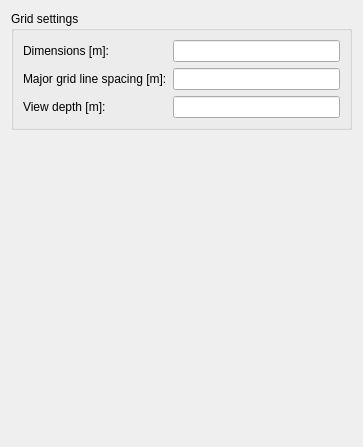
Qt form SIM-VICUS/src/SVPropSiteWidget.ui (ghorwin/SIM-VICUS) before a commit.
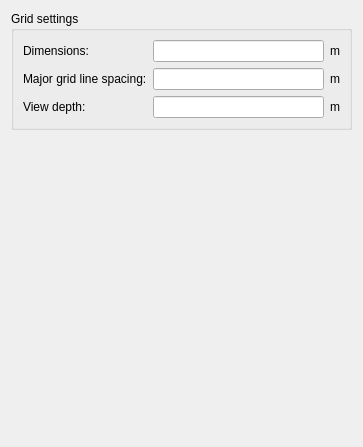
The same form after that commit.

```diff
--- a/SIM-VICUS/src/SVPropSiteWidget.ui
+++ b/SIM-VICUS/src/SVPropSiteWidget.ui
@@ -20,36 +20,57 @@
       <string>Grid settings</string>
      </property>
      <layout class="QGridLayout" name="gridLayout">
-      <item row="0" column="0">
-       <widget class="QLabel" name="label_2">
-        <property name="text">
-         <string>Dimensions [m]:</string>
-        </property>
-       </widget>
-      </item>
       <item row="0" column="1">
        <widget class="QLineEdit" name="lineEditMaxDimensions"/>
       </item>
-      <item row="1" column="0">
-       <widget class="QLabel" name="label_3">
-        <property name="text">
-         <string>Major grid line spacing [m]:</string>
-        </property>
-       </widget>
-      </item>
       <item row="1" column="1">
        <widget class="QLineEdit" name="lineEditGridLineSpacing"/>
       </item>
+      <item row="1" column="3">
+       <widget class="QLabel" name="label_6">
+        <property name="text">
+         <string>m</string>
+        </property>
+       </widget>
+      </item>
+      <item row="0" column="0">
+       <widget class="QLabel" name="label_2">
+        <property name="text">
+         <string>Dimensions:</string>
+        </property>
+       </widget>
+      </item>
       <item row="2" column="0">
        <widget class="QLabel" name="label_4">
         <property name="text">
-         <string>View depth [m]:</string>
+         <string>View depth:</string>
         </property>
        </widget>
       </item>
       <item row="2" column="1">
        <widget class="QLineEdit" name="lineEditViewDepth"/>
       </item>
+      <item row="1" column="0">
+       <widget class="QLabel" name="label_3">
+        <property name="text">
+         <string>Major grid line spacing:</string>
+        </property>
+       </widget>
+      </item>
+      <item row="0" column="3">
+       <widget class="QLabel" name="label_7">
+        <property name="text">
+         <string>m</string>
+        </property>
+       </widget>
+      </item>
+      <item row="2" column="3">
+       <widget class="QLabel" name="label_5">
+        <property name="text">
+         <string>m</string>
+        </property>
+       </widget>
+      </item>
      </layout>
     </widget>
    </item>
```
